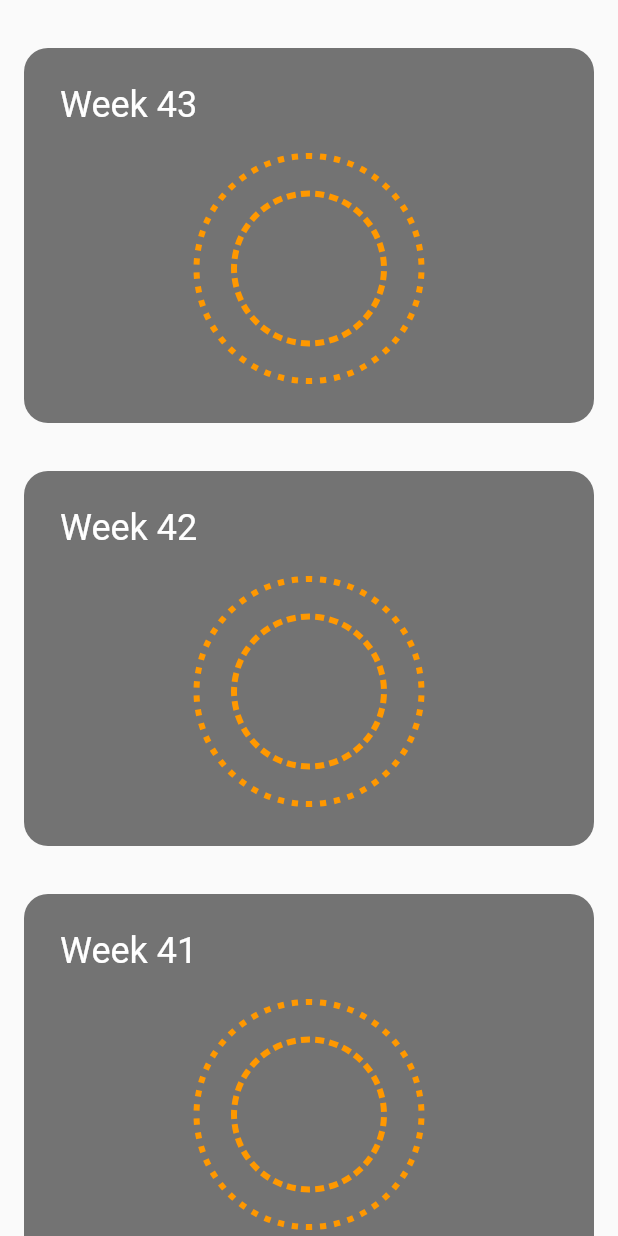
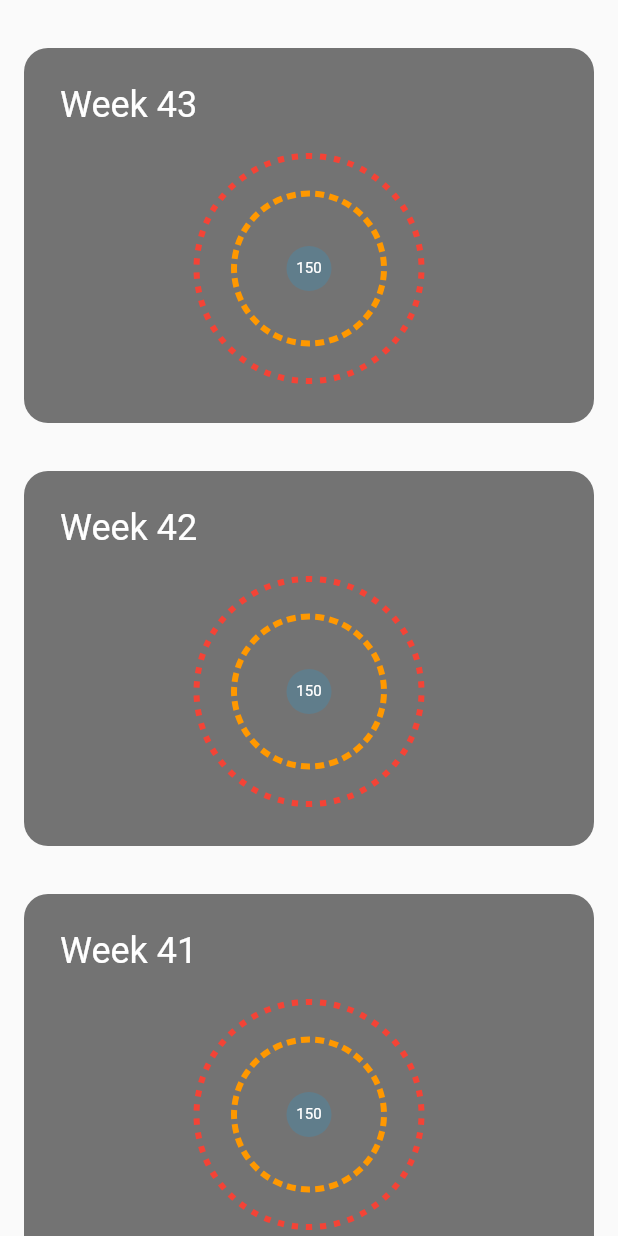
Before and after one commit to altaired/junction, a Flutter app: the screen it shows after launch, on a phone screen of 412 x 824 dp. Run offline on Flutter 3.47's test engine with Material 2 defaults, Android fonts, the phone set to English and light mode, and no system bars.

Commit message:
Made widget for carbon circular graph

```diff
--- /dev/null
+++ b/lib/shared/circle_graph.dart
@@ -0,0 +1,41 @@
+import 'dart:math';
+
+import 'package:flutter/cupertino.dart';
+import 'package:flutter/material.dart';
+import 'package:flutter/rendering.dart';
+
+import 'circle_widget.dart';
+
+class CircleGraph extends StatelessWidget {
+  final int refFootprint;
+  final int myFootprint;
+
+  CircleGraph({this.refFootprint = 100, this.myFootprint = 150});
+
+  @override
+  Widget build(BuildContext context) {
+    final myColor = myFootprint > refFootprint ? Colors.red : Colors.green;
+    final refColor = Colors.orange;
+    return Stack(
+      alignment: Alignment.center,
+      children: <Widget>[
+        Stack(
+          alignment: Alignment.center,
+          children: <Widget>[
+            Container(
+              width: 30,
+              height: 30,
+              decoration: new BoxDecoration(
+                color: Colors.blueGrey,
+                shape: BoxShape.circle,
+              ),
+            ),
+            Text(myFootprint.toString(), style: TextStyle(fontSize: 10, color: Colors.white)),
+          ],
+        ),
+        CircleWidget(size: myFootprint.toDouble(), color: myColor),
+        CircleWidget(size: refFootprint.toDouble(), color: refColor),
+      ],
+    );
+  }
+}
--- a/lib/shared/circle_widget.dart
+++ b/lib/shared/circle_widget.dart
@@ -6,13 +6,14 @@ import 'package:flutter/rendering.dart';
 
 class CircleWidget extends StatelessWidget {
   final double size;
+  final Color color;
 
-  CircleWidget({this.size = 150});
+  CircleWidget({this.size = 150, this.color = Colors.orange});
 
   @override
   Widget build(BuildContext context) {
     return CustomPaint(
-      painter: DashedCirclePainter(Colors.orange),
+      painter: DashedCirclePainter(color),
       size: new Size(size, size),
     );
   }
@@ -27,13 +28,13 @@ class DashedCirclePainter extends CustomPainter {
   @override
   void paint(Canvas canvas, Size size) {
     Paint paint = Paint()
-      ..color = Colors.orange
+      ..color = color
       ..strokeWidth = 4.0
       ..style = PaintingStyle.stroke;
 
     final double radius = min(size.width, size.height) / 2;
     final int dashes = (radius / 1.5).toInt();
-    final double gap = pi / 180 * 2;
+    final double gap = (pi / 180) * 2;
     final double singleAngle = (pi * 2) / dashes;
 
     for (int i = 0; i < dashes; i++) {
--- a/lib/shared/week_card.dart
+++ b/lib/shared/week_card.dart
@@ -1,4 +1,5 @@
 import 'package:flutter/material.dart';
+import 'package:junction/shared/circle_graph.dart';
 import 'package:junction/shared/circle_widget.dart';
 
 class WeekCard extends StatelessWidget {
@@ -32,13 +33,7 @@ class WeekCard extends StatelessWidget {
           Expanded(
             flex: 1,
             child: Container(
-              child: Center(child: Stack(
-                alignment: Alignment.center,
-                children: <Widget>[
-                  CircleWidget(size: 150),
-                  CircleWidget(size: 100),
-                ],
-              ))
+              child: Center(child: CircleGraph())
             ),
           ),
         ],
```
